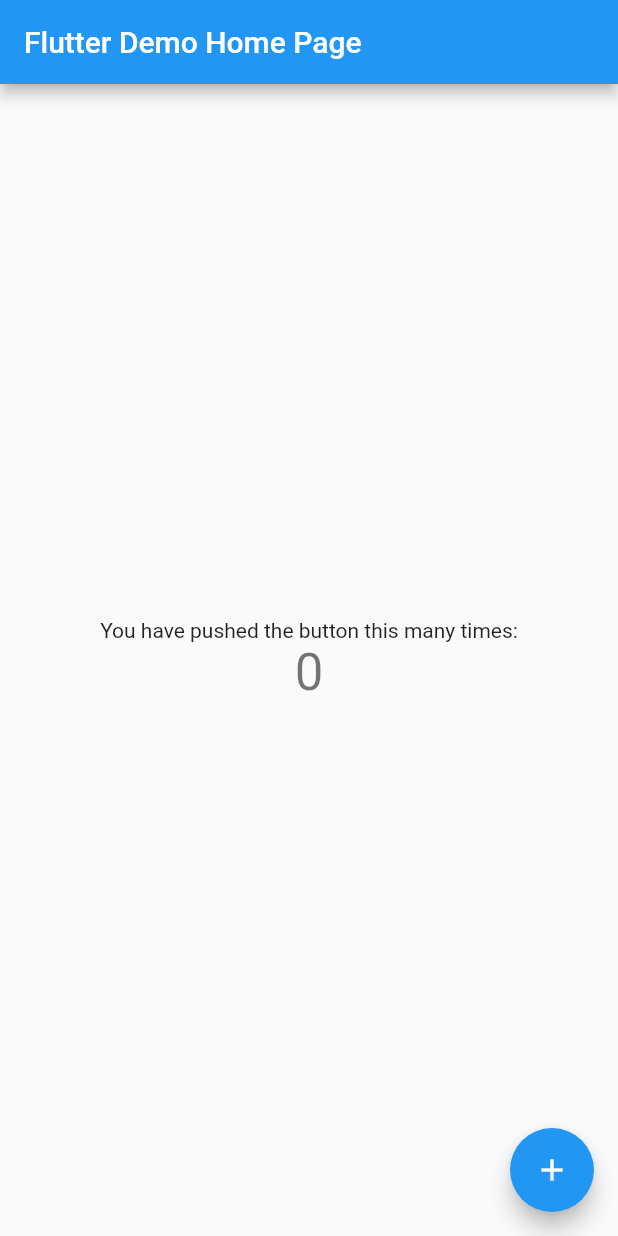
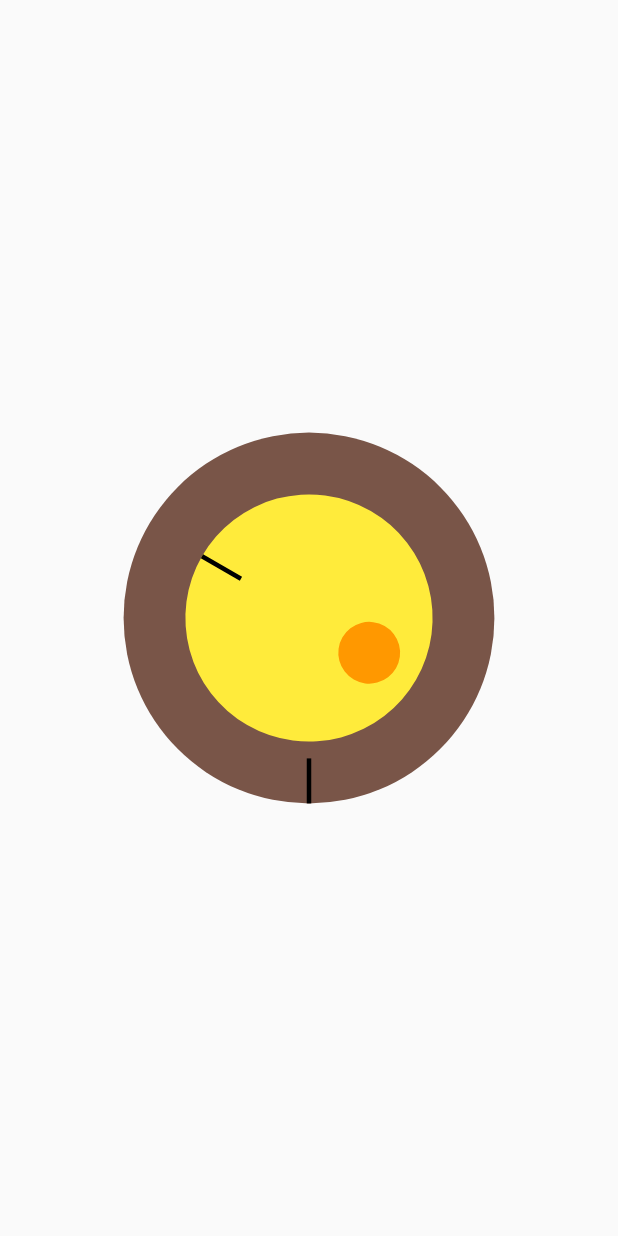
Before and after one commit to mrgnhnt96/clock_town_time, a Flutter app: the screen it shows after launch, on a phone screen of 412 x 824 dp. Run offline on Flutter 3.47's test engine with Material 2 defaults, Android fonts, the light colour scheme and no system bars.

Commit message:
refactored added parameters for time

```diff
--- a/lib/main.dart
+++ b/lib/main.dart
@@ -1,3 +1,4 @@
+import 'package:clock_town_time/presentation/home/screen.dart';
 import 'package:flutter/material.dart';
 
 void main() {
@@ -5,109 +6,14 @@
 }
 
 class MyApp extends StatelessWidget {
-  // This widget is the root of your application.
   @override
   Widget build(BuildContext context) {
     return MaterialApp(
-      title: 'Flutter Demo',
+      title: 'Clock Town Time',
       theme: ThemeData(
-        // This is the theme of your application.
-        //
-        // Try running your application with "flutter run". You'll see the
-        // application has a blue toolbar. Then, without quitting the app, try
-        // changing the primarySwatch below to Colors.green and then invoke
-        // "hot reload" (press "r" in the console where you ran "flutter run",
-        // or simply save your changes to "hot reload" in a Flutter IDE).
-        // Notice that the counter didn't reset back to zero; the application
-        // is not restarted.
         primarySwatch: Colors.blue,
       ),
-      home: MyHomePage(title: 'Flutter Demo Home Page'),
+      home: HomeScreen(),
     );
   }
 }
-
-class MyHomePage extends StatefulWidget {
-  MyHomePage({Key key, this.title}) : super(key: key);
-
-  // This widget is the home page of your application. It is stateful, meaning
-  // that it has a State object (defined below) that contains fields that affect
-  // how it looks.
-
-  // This class is the configuration for the state. It holds the values (in this
-  // case the title) provided by the parent (in this case the App widget) and
-  // used by the build method of the State. Fields in a Widget subclass are
-  // always marked "final".
-
-  final String title;
-
-  @override
-  _MyHomePageState createState() => _MyHomePageState();
-}
-
-class _MyHomePageState extends State<MyHomePage> {
-  int _counter = 0;
-
-  void _incrementCounter() {
-    setState(() {
-      // This call to setState tells the Flutter framework that something has
-      // changed in this State, which causes it to rerun the build method below
-      // so that the display can reflect the updated values. If we changed
-      // _counter without calling setState(), then the build method would not be
-      // called again, and so nothing would appear to happen.
-      _counter++;
-    });
-  }
-
-  @override
-  Widget build(BuildContext context) {
-    // This method is rerun every time setState is called, for instance as done
-    // by the _incrementCounter method above.
-    //
-    // The Flutter framework has been optimized to make rerunning build methods
-    // fast, so that you can just rebuild anything that needs updating rather
-    // than having to individually change instances of widgets.
-    return Scaffold(
-      appBar: AppBar(
-        // Here we take the value from the MyHomePage object that was created by
-        // the App.build method, and use it to set our appbar title.
-        title: Text(widget.title),
-      ),
-      body: Center(
-        // Center is a layout widget. It takes a single child and positions it
-        // in the middle of the parent.
-        child: Column(
-          // Column is also a layout widget. It takes a list of children and
-          // arranges them vertically. By default, it sizes itself to fit its
-          // children horizontally, and tries to be as tall as its parent.
-          //
-          // Invoke "debug painting" (press "p" in the console, choose the
-          // "Toggle Debug Paint" action from the Flutter Inspector in Android
-          // Studio, or the "Toggle Debug Paint" command in Visual Studio Code)
-          // to see the wireframe for each widget.
-          //
-          // Column has various properties to control how it sizes itself and
-          // how it positions its children. Here we use mainAxisAlignment to
-          // center the children vertically; the main axis here is the vertical
-          // axis because Columns are vertical (the cross axis would be
-          // horizontal).
-          mainAxisAlignment: MainAxisAlignment.center,
-          children: <Widget>[
-            Text(
-              'You have pushed the button this many times:',
-            ),
-            Text(
-              '$_counter',
-              style: Theme.of(context).textTheme.headline4,
-            ),
-          ],
-        ),
-      ),
-      floatingActionButton: FloatingActionButton(
-        onPressed: _incrementCounter,
-        tooltip: 'Increment',
-        child: Icon(Icons.add),
-      ), // This trailing comma makes auto-formatting nicer for build methods.
-    );
-  }
-}
--- /dev/null
+++ b/lib/presentation/home/components/hour.dart
@@ -0,0 +1,54 @@
+import 'package:clock_town_time/presentation/home/components/sun_moon.dart';
+import 'package:flutter/material.dart';
+
+class HourCircle extends StatelessWidget {
+  const HourCircle({
+    Key key,
+    @required Size screenSize,
+    @required this.isMorning,
+    @required this.hour,
+  })  : _screenSize = screenSize,
+        assert(hour != null),
+        assert(isMorning != null),
+        super(key: key);
+
+  final Size _screenSize;
+  final int hour;
+  final bool isMorning;
+
+  @override
+  Widget build(BuildContext context) {
+    return Center(
+      child: RotationTransition(
+        alignment: Alignment.center,
+        turns: AlwaysStoppedAnimation(hour / 12),
+        child: Container(
+            margin: const EdgeInsets.all(32),
+            height: _screenSize.width * .4,
+            width: _screenSize.width * .4,
+            decoration: BoxDecoration(
+              color: Colors.yellow,
+              shape: BoxShape.circle,
+            ),
+            alignment: Alignment.center,
+            child: Stack(
+              children: [
+                Align(
+                  alignment: Alignment.topCenter,
+                  child: Container(
+                    width: 3,
+                    height: 30,
+                    color: Colors.black,
+                  ),
+                ),
+                SunMoonCircle(
+                  key: Key('SunMoonCircle'),
+                  screenSize: _screenSize,
+                  isMorning: isMorning,
+                ),
+              ],
+            )),
+      ),
+    );
+  }
+}
--- /dev/null
+++ b/lib/presentation/home/components/minute.dart
@@ -0,0 +1,39 @@
+import 'package:flutter/material.dart';
+
+class MinuteCircle extends StatelessWidget {
+  const MinuteCircle({
+    Key key,
+    @required Size screenSize,
+    @required this.minute,
+  })  : _screenSize = screenSize,
+        assert(minute != null),
+        super(key: key);
+
+  final Size _screenSize;
+  final int minute;
+
+  @override
+  Widget build(BuildContext context) {
+    return Center(
+      child: RotationTransition(
+        alignment: Alignment.center,
+        turns: AlwaysStoppedAnimation(minute / 60),
+        child: Container(
+          margin: const EdgeInsets.all(32),
+          height: _screenSize.width * .6,
+          width: _screenSize.width * .6,
+          decoration: BoxDecoration(
+            color: Colors.brown,
+            shape: BoxShape.circle,
+          ),
+          alignment: Alignment.topCenter,
+          child: Container(
+            width: 3,
+            height: 30,
+            color: Colors.black,
+          ),
+        ),
+      ),
+    );
+  }
+}
--- /dev/null
+++ b/lib/presentation/home/components/sun_moon.dart
@@ -0,0 +1,37 @@
+import 'package:flutter/material.dart';
+
+class SunMoonCircle extends StatelessWidget {
+  const SunMoonCircle({
+    Key key,
+    @required Size screenSize,
+    @required this.isMorning,
+  })  : _screenSize = screenSize,
+        super(key: key);
+
+  final Size _screenSize;
+  final bool isMorning;
+
+  @override
+  Widget build(BuildContext context) {
+    return Align(
+      alignment: Alignment(0, .75),
+      child: SizedBox(
+        height: _screenSize.width * .1,
+        width: _screenSize.width * .1,
+        child: isMorning
+            ? Container(
+                decoration: BoxDecoration(
+                  color: Colors.orange,
+                  shape: BoxShape.circle,
+                ),
+              )
+            : Container(
+                decoration: BoxDecoration(
+                  color: Colors.blue,
+                  shape: BoxShape.circle,
+                ),
+              ),
+      ),
+    );
+  }
+}
--- /dev/null
+++ b/lib/presentation/home/screen.dart
@@ -0,0 +1,65 @@
+import 'package:clock_town_time/presentation/home/components/hour.dart';
+import 'package:clock_town_time/presentation/home/components/minute.dart';
+import 'package:flutter/material.dart';
+import 'package:flutter/scheduler.dart';
+
+class HomeScreen extends StatefulWidget {
+  HomeScreen({Key key}) : super(key: key);
+
+  @override
+  _HomeScreenState createState() => _HomeScreenState();
+}
+
+class _HomeScreenState extends State<HomeScreen>
+    with SingleTickerProviderStateMixin {
+  Ticker _ticker;
+  int _hour, _min;
+  bool _isMorning;
+
+  @override
+  void initState() {
+    super.initState();
+    _hour ??= 0;
+    _min ??= 0;
+    _isMorning ??= true;
+    _ticker = createTicker((_) {
+      final _date = DateTime.now();
+      _hour = _date.hour;
+      _min = _date.minute;
+      if (_hour > 11) {
+        _hour -= 12;
+        _isMorning = false;
+      }
+      setState(() {});
+    })
+      ..start();
+  }
+
+  @override
+  void dispose() {
+    _ticker.dispose();
+    super.dispose();
+  }
+
+  @override
+  Widget build(BuildContext context) {
+    final _screenSize = MediaQuery.of(context).size;
+
+    return Scaffold(
+        body: Stack(
+      children: [
+        MinuteCircle(
+          key: Key('MinuteCircle'),
+          screenSize: _screenSize,
+          minute: _min,
+        ),
+        HourCircle(
+          key: Key('HourCircle'),
+          screenSize: _screenSize,
+          hour: _hour,
+          isMorning: _isMorning,
+        ),
+      ],
+    ));
+  }
+}
```
